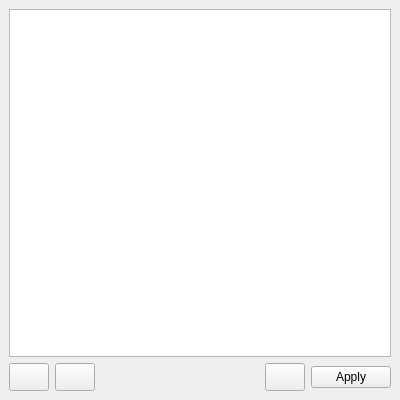
Old version of the form src/mainwindow.ui in the repository parov0z/bootsplash-manager.
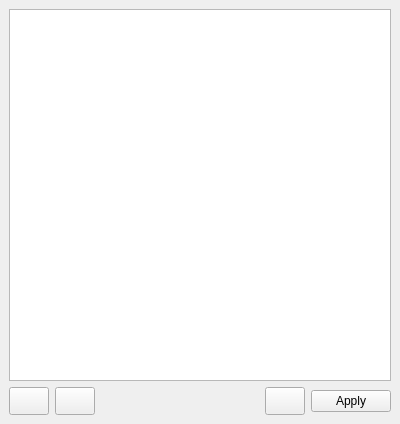
New version of the form. Icons and pictures are not drawn.

Commit message: added confirmation dialogs, centered main window

```diff
--- a/src/mainwindow.ui
+++ b/src/mainwindow.ui
@@ -10,7 +10,7 @@
     <x>0</x>
     <y>0</y>
     <width>400</width>
-    <height>400</height>
+    <height>424</height>
    </rect>
   </property>
   <property name="sizePolicy">
```
Left out of the diff: 6 changed lines with no effect on the pictures. The commit also changes 3 other files.
